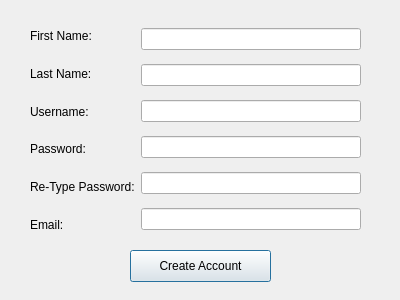
Above: StudyGroupFormer/CreateUser.ui from vu035/StudyGroupApp before the change. Below: the same form after it.
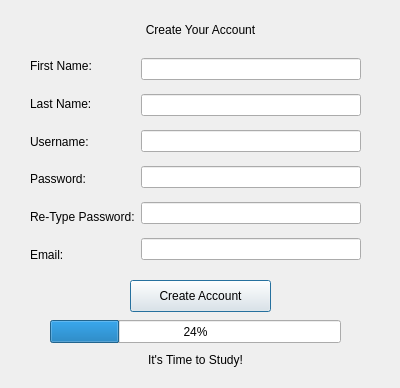
That is the form after the change.

Commit message: create-user-window UI changes

```diff
--- a/StudyGroupFormer/CreateUser.ui
+++ b/StudyGroupFormer/CreateUser.ui
@@ -7,7 +7,7 @@
     <x>0</x>
     <y>0</y>
     <width>400</width>
-    <height>300</height>
+    <height>388</height>
    </rect>
   </property>
   <property name="windowTitle">
@@ -17,7 +17,7 @@
    <property name="geometry">
     <rect>
      <x>130</x>
-     <y>250</y>
+     <y>280</y>
      <width>141</width>
      <height>32</height>
     </rect>
@@ -30,7 +30,7 @@
    <property name="geometry">
     <rect>
      <x>30</x>
-     <y>20</y>
+     <y>50</y>
      <width>331</width>
      <height>221</height>
     </rect>
@@ -114,6 +114,51 @@
     </item>
    </layout>
   </widget>
+  <widget class="QLabel" name="CreateUserPageHeader">
+   <property name="geometry">
+    <rect>
+     <x>80</x>
+     <y>20</y>
+     <width>241</width>
+     <height>20</height>
+    </rect>
+   </property>
+   <property name="text">
+    <string>Create Your Account</string>
+   </property>
+   <property name="alignment">
+    <set>Qt::AlignCenter</set>
+   </property>
+  </widget>
+  <widget class="QProgressBar" name="CreateUserProgressBar">
+   <property name="geometry">
+    <rect>
+     <x>50</x>
+     <y>320</y>
+     <width>291</width>
+     <height>23</height>
+    </rect>
+   </property>
+   <property name="value">
+    <number>24</number>
+   </property>
+  </widget>
+  <widget class="QLabel" name="CreateUserSuccess">
+   <property name="geometry">
+    <rect>
+     <x>90</x>
+     <y>349</y>
+     <width>211</width>
+     <height>21</height>
+    </rect>
+   </property>
+   <property name="text">
+    <string>It's Time to Study!</string>
+   </property>
+   <property name="alignment">
+    <set>Qt::AlignCenter</set>
+   </property>
+  </widget>
  </widget>
  <resources/>
  <connections/>
```
The commit also changes 1 other file.
